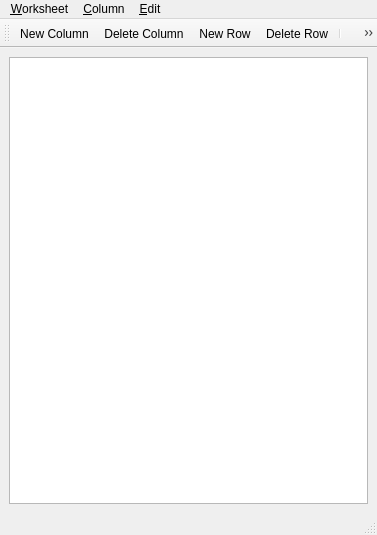
BackupTheBerlios/grafity-svn, file branches/split/grafity/ui/worksheet.ui: the form before one commit.
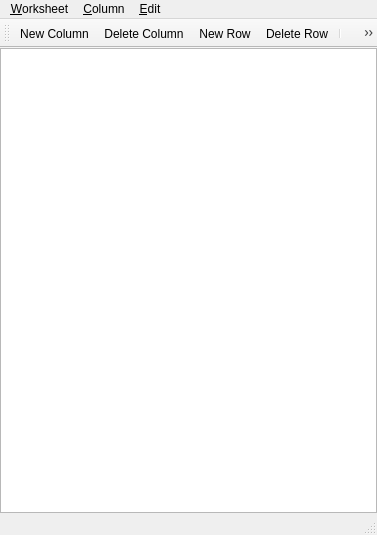
The form after the commit. Icons and pictures are not drawn.

Patch:
```diff
--- a/branches/split/grafity/ui/worksheet.ui
+++ b/branches/split/grafity/ui/worksheet.ui
@@ -18,7 +18,7 @@
   <widget class="QWidget" name="centralwidget" >
    <layout class="QHBoxLayout" >
     <property name="margin" >
-     <number>9</number>
+     <number>0</number>
     </property>
     <property name="spacing" >
      <number>6</number>
```
